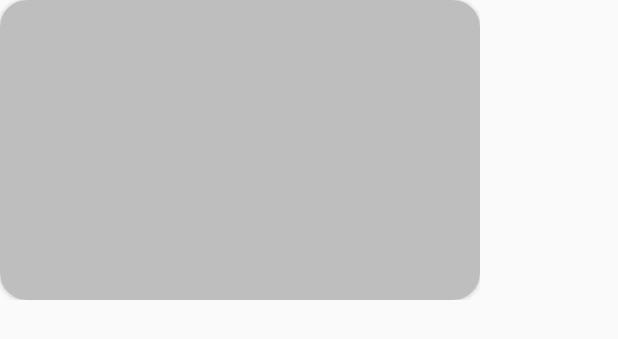
After one commit to thjvjpxz/webtoon-threet, an Android app: the layout shimmer_banner.xml on its own in the app's theme, with its tools: preview values and no code run, on a phone screen of 412 x 824 dp. The commit adds this screen. Shown: the top 339 px of the screen. Run offline under Robolectric (Android 15) with nearby library versions, the phone set to English and light mode, and no system bars.

Commit message:
update shimmer

```diff
--- a/app/build.gradle
+++ b/app/build.gradle
@@ -51,5 +51,5 @@ dependencies {
     implementation libs.gson
     implementation libs.converterGson
     implementation libs.flexbox
-    implementation libs.flexbox
+    implementation libs.shimmer
 }
--- a/app/src/main/java/vn/edu/tlu/sinhvien/httt2/kimthi/webtoongrouptt/model/LoginResponse.java
+++ b/app/src/main/java/vn/edu/tlu/sinhvien/httt2/kimthi/webtoongrouptt/model/response/LoginResponse.java
@@ -1,4 +1,4 @@
-package vn.edu.tlu.sinhvien.httt2.kimthi.webtoongrouptt.model;
+package vn.edu.tlu.sinhvien.httt2.kimthi.webtoongrouptt.model.response;
 
 public class LoginResponse {
     private String token;
--- a/app/src/main/java/vn/edu/tlu/sinhvien/httt2/kimthi/webtoongrouptt/network/ApiService.java
+++ b/app/src/main/java/vn/edu/tlu/sinhvien/httt2/kimthi/webtoongrouptt/network/ApiService.java
@@ -6,7 +6,7 @@ import retrofit2.http.Body;
 import retrofit2.http.GET;
 import retrofit2.http.POST;
 import vn.edu.tlu.sinhvien.httt2.kimthi.webtoongrouptt.model.LoginRequest;
-import vn.edu.tlu.sinhvien.httt2.kimthi.webtoongrouptt.model.LoginResponse;
+import vn.edu.tlu.sinhvien.httt2.kimthi.webtoongrouptt.model.response.LoginResponse;
 import vn.edu.tlu.sinhvien.httt2.kimthi.webtoongrouptt.model.RegisterRequest;
 import vn.edu.tlu.sinhvien.httt2.kimthi.webtoongrouptt.model.response.HomeResponse;
 
--- /dev/null
+++ b/app/src/main/res/layout/shimmer_banner.xml
@@ -0,0 +1,25 @@
+<?xml version="1.0" encoding="utf-8"?>
+<RelativeLayout xmlns:android="http://schemas.android.com/apk/res/android"
+    xmlns:app="http://schemas.android.com/apk/res-auto"
+    android:layout_width="wrap_content"
+    android:layout_height="wrap_content"
+    android:layout_marginEnd="10dp">
+
+    <androidx.cardview.widget.CardView
+        android:id="@+id/cardView"
+        android:layout_width="320dp"
+        android:layout_height="200dp"
+        app:cardCornerRadius="18dp"
+        app:layout_constraintStart_toStartOf="parent"
+        app:layout_constraintTop_toTopOf="parent">
+
+        <ImageView
+            android:layout_width="match_parent"
+            android:layout_height="match_parent"
+            android:contentDescription="@string/poster"
+            android:scaleType="centerCrop"
+            android:background="@color/shimmer_bg_color"/>
+
+    </androidx.cardview.widget.CardView>
+
+</RelativeLayout>
--- a/app/src/main/res/values/colors.xml
+++ b/app/src/main/res/values/colors.xml
@@ -8,4 +8,5 @@
     <color name="dark">#171717</color>
     <color name="border_color">#EAEAF5</color>
     <color name="hint_color">#A8A7A7</color>
+    <color name="shimmer_bg_color">#BFBEBE</color>
 </resources>
--- a/gradle/libs.versions.toml
+++ b/gradle/libs.versions.toml
@@ -21,6 +21,7 @@ gson = { group = "com.google.code.gson", name = "gson", version = "2.10.1" }
 converterGson = { group = "com.squareup.retrofit2", name = "converter-gson", version = "2.9.0" }
 flexbox = { group = "com.google.android.flexbox", name = "flexbox", version = "3.0.0" }
 glide = { group = "com.github.bumptech.glide", name = "glide", version = "4.12.0" }
+shimmer = { group = "com.facebook.shimmer", name = "shimmer", version = "0.5.0" }
 
 [plugins]
 android-application = { id = "com.android.application", version.ref = "agp" }
```
Also changed, not shown: app/src/main/res/layout/fragment_home.xml (+14 -3 lines).
